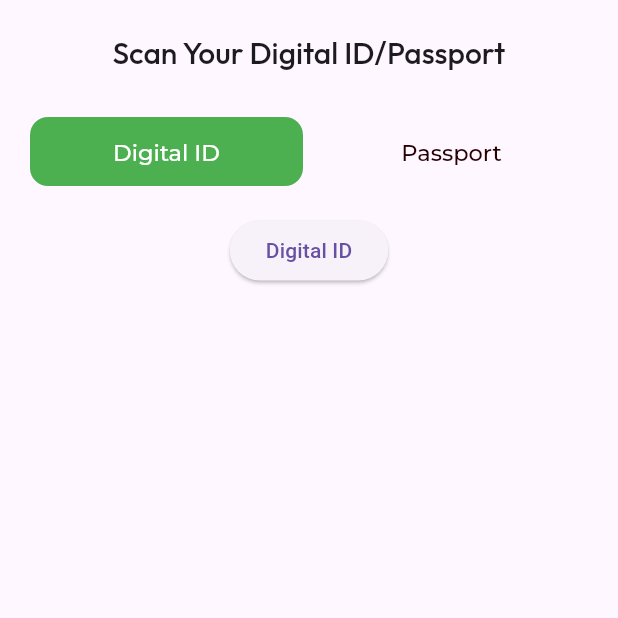
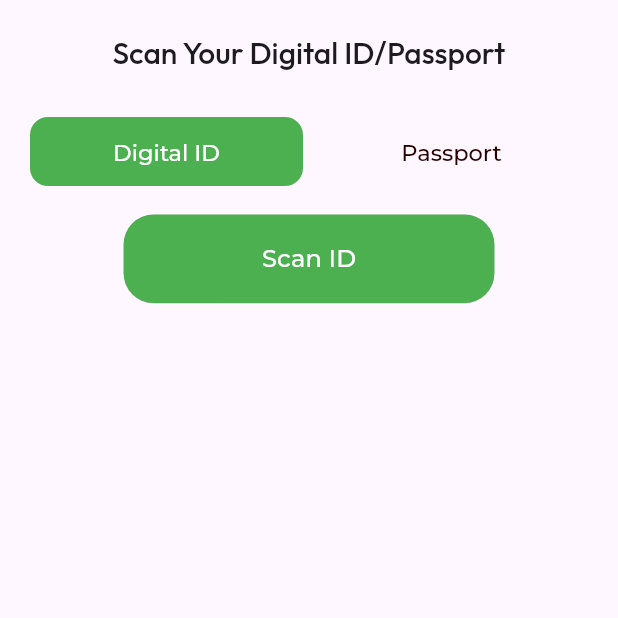
Before and after one commit to tekletsadik19/nexusdeep, a Flutter app: the ScanUserIdScreen screen opened by its route, on a phone screen of 412 x 824 dp, the top half of it. Run offline on Flutter 3.47's test engine with Material 3 defaults, Android fonts, the phone set to English and light mode, and no system bars; our stand-ins replace bloc, cached_network_image, csc_picker, dartz, dio, equatable and 16 more; missing offline and left inert: cunning_document_scanner, flutter_facebook_auth, google_mlkit_face_detection, google_mlkit_text_recognition, http_interceptor; accounts and stored records are empty; network calls fail; statements that could not run were skipped.

```diff
--- a/lib/features/profile/presentation/view/scan_user_id_screen.dart
+++ b/lib/features/profile/presentation/view/scan_user_id_screen.dart
@@ -2,6 +2,7 @@ import 'package:cached_network_image/cached_network_image.dart';
 import 'package:cunning_document_scanner/cunning_document_scanner.dart';
 import 'package:flutter/material.dart';
 import 'package:google_fonts/google_fonts.dart';
+import 'package:nexusdeep/core/common/widgets/custom_button.dart';
 import 'package:nexusdeep/core/common/widgets/custom_tab_bar_button.dart';
 import 'package:nexusdeep/core/extensions/context_extensions.dart';
 import 'package:nexusdeep/core/utils/constants.dart';
@@ -124,8 +125,28 @@ class _ScanUserIdScreenState extends State<ScanUserIdScreen>
                                 },
                               ),
                             ),
-                            ElevatedButton(
-                              onPressed: () async {
+                            Align(
+                              alignment: const Alignment(0, .15),
+                              child: FFCustomButton(
+                                text: 'Scan ID',
+                                options: FFButtonOptions(
+                                  padding: const EdgeInsets.symmetric(
+                                    horizontal: 40,
+                                    vertical: 18,
+                                  ),
+                                  width: context.width * .6,
+                                  color: context.theme.primaryColor,
+                                  elevation: .2,
+                                  textStyle: GoogleFonts.montserrat(
+                                    fontSize: 16,
+                                    color: Colors.white,
+                                  ),
+                                  borderSide: const BorderSide(
+                                    color: Colors.transparent,
+                                  ),
+                                  borderRadius: BorderRadius.circular(20),
+                                ),
+                                onPressed: ()async {
                                   List<String> pictures;
                                   try {
                                     pictures =
@@ -142,7 +163,7 @@ class _ScanUserIdScreenState extends State<ScanUserIdScreen>
                                   }
                                   setState(() => selectedType = 'Digital ID');
                                 },
-                              child: const Text('Digital ID'),
+                              ),
                             ),
                           ],
                         ),
@@ -173,8 +194,28 @@ class _ScanUserIdScreenState extends State<ScanUserIdScreen>
                                 );
                               },
                             ),
-                            ElevatedButton(
-                              onPressed: () async {
+                            Align(
+                              alignment: const Alignment(0, .15),
+                              child: FFCustomButton(
+                                text: 'Scan Passport',
+                                options: FFButtonOptions(
+                                  padding: const EdgeInsets.symmetric(
+                                    horizontal: 40,
+                                    vertical: 18,
+                                  ),
+                                  width: context.width * .6,
+                                  color: context.theme.primaryColor,
+                                  elevation: .2,
+                                  textStyle: GoogleFonts.montserrat(
+                                    fontSize: 16,
+                                    color: Colors.white,
+                                  ),
+                                  borderSide: const BorderSide(
+                                    color: Colors.transparent,
+                                  ),
+                                  borderRadius: BorderRadius.circular(20),
+                                ),
+                                onPressed: ()async {
                                   List<String> pictures;
                                   try {
                                     pictures =
@@ -191,7 +232,7 @@ class _ScanUserIdScreenState extends State<ScanUserIdScreen>
                                   }
                                   setState(() => selectedType = 'Passport');
                                 },
-                              child: const Text('Passport'),
+                              ),
                             ),
                           ],
                         ),
```
Also changed, not shown: lib/core/errors/exceptions.dart (+9 -2 lines), lib/core/errors/failure.dart (+7 -2 lines), lib/core/services/ocr_process.dart (+26 -26 lines), lib/core/utils/coordinates_translator.dart (added, +40 -0 lines), lib/core/utils/face_detector_painter.dart (added, +74 -0 lines), lib/features/profile/domain/entity/liveliness.dart (added, +25 -0 lines), lib/features/profile/domain/repos/liveliness_repo.dart (added, +7 -0 lines), lib/features/profile/domain/usecase/check_liveliness.dart (added, +15 -0 lines), lib/features/profile/domain/usecase/get_user_facial_info.dart (added, +15 -0 lines), lib/features/profile/presentation/view/liveliness_screen.dart (added, +15 -0 lines), 1 other file. Lines whose indentation alone changed are shown as unchanged.
